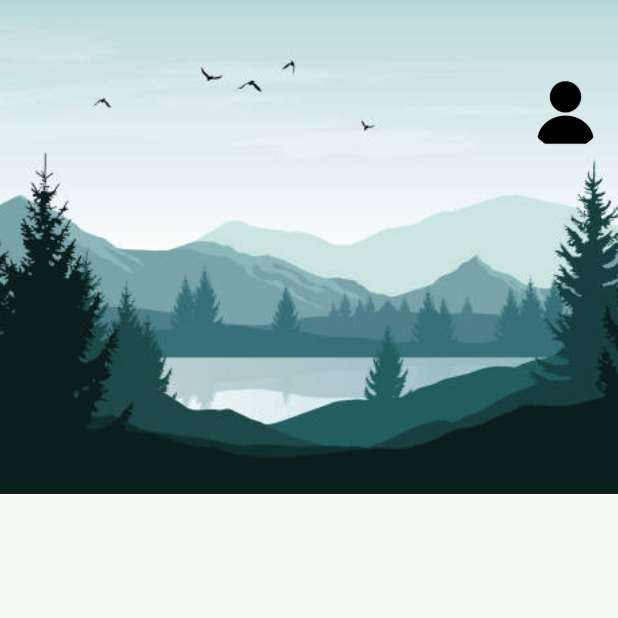
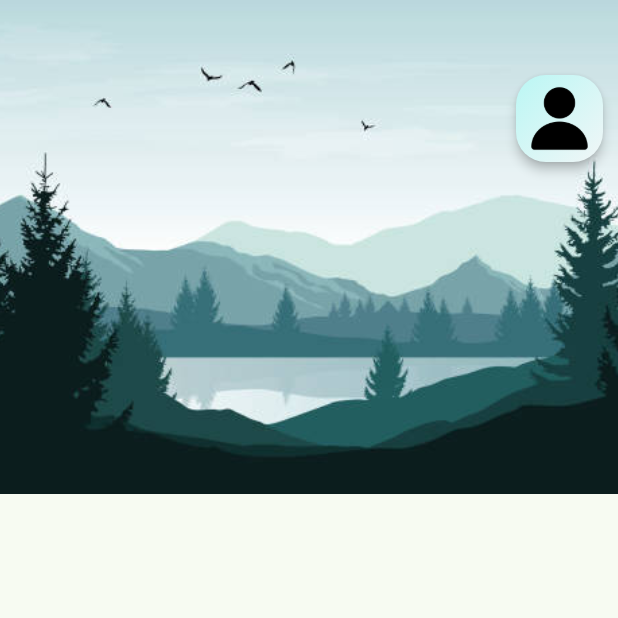
Before and after one commit to Hashu-17/tourist_app, a Flutter app: the screen it shows after launch, on a phone screen of 412 x 824 dp, the top half of it. Run offline on Flutter 3.47's test engine with Material 3 defaults, Android fonts, the light colour scheme and no system bars.

Commit message:
user icon

```diff
--- a/lib/pages/home.dart
+++ b/lib/pages/home.dart
@@ -10,24 +10,55 @@ class Home extends StatefulWidget {
 class _HomeState extends State<Home> {
   @override
   Widget build(BuildContext context) {
-    return Scaffold(body:
-            Container(child:
-             Stack(children:[
-             Image.asset("images/home.png", width: MediaQuery.of(context).size.width, height:MediaQuery.of(context).size.height/2.5, fit: BoxFit.cover,),
+    return Scaffold(
+        body: Container(
+      child: Stack(children: [
+        Image.asset(
+          "images/home.png",
+          width: MediaQuery.of(context).size.width,
+          height: MediaQuery.of(context).size.height / 2.5,
+          fit: BoxFit.cover,
+        ),
         Padding(
-               padding: const EdgeInsets.only(top:50.0, right:10.0,),
+          padding: const EdgeInsets.only(
+            top: 50.0,
+            right: 10.0,
+          ),
           child: Row(
             mainAxisAlignment: MainAxisAlignment.end,
             children: [
-                   ClipRRect(
-                    borderRadius: BorderRadius.circular(25),
-                    child: Image.asset("images/user.png", width:50, height: 50, fit: BoxFit.cover,)),
+              Material(
+                elevation: 3.0,
+                color: Colors.transparent,
+                borderRadius: BorderRadius.circular(20), // less rounded for a boxy look
+                child: Container(
+                  decoration: BoxDecoration(
+                    borderRadius: BorderRadius.circular(20), // boxy rounded corners
+                    gradient: LinearGradient(
+                      colors: [
+                        Color.fromARGB(255, 186, 247, 244), // light greenish
+                        Color.fromARGB(255, 241, 246, 247), // light blue
+                      ],
+                      begin: Alignment.topLeft,
+                      end: Alignment.bottomRight,
+                    ),
+                  ),
+                  padding: const EdgeInsets.all(4),
+                  child: ClipRRect(
+                    borderRadius: BorderRadius.circular(16), // match or slightly less than container
+                    child: Image.asset(
+                      "images/user.png",
+                      width: 50,
+                      height: 50,
+                      fit: BoxFit.cover,
+                    ),
+                  ),
+                ),
+              ),
             ],
           ),
         )
-        ],
-      ),
-     )
-    );
+      ]),
+    ));
   }
 }
```
Also changed, not shown: images/white-abstract-vactor-background-design_665257-153.jpg-2.png (renamed from images/white.png). Lines whose indentation alone changed are shown as unchanged.
